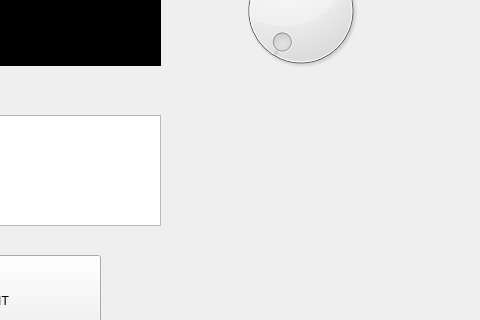
First picture: the form in mainwindow.ui, repository tomyqg/topaz-m, before the edit; both pictures show x 230 to 710 and y 252 to 572 of the 1280 by 800 pixel window.
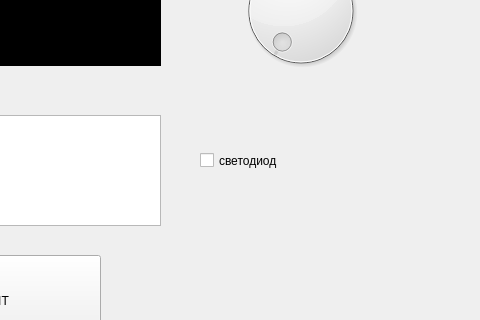
Second picture: the form after the edit. Icons and pictures are not drawn. Custom widgets are drawn as their Qt base class.

Diff of the .ui file:
```diff
--- a/mainwindow.ui
+++ b/mainwindow.ui
@@ -154,6 +154,19 @@
      </rect>
     </property>
    </widget>
+   <widget class="QCheckBox" name="checkBox">
+    <property name="geometry">
+     <rect>
+      <x>430</x>
+      <y>380</y>
+      <width>81</width>
+      <height>31</height>
+     </rect>
+    </property>
+    <property name="text">
+     <string>светодиод</string>
+    </property>
+   </widget>
   </widget>
   <widget class="QMenuBar" name="menuBar">
    <property name="geometry">
```
